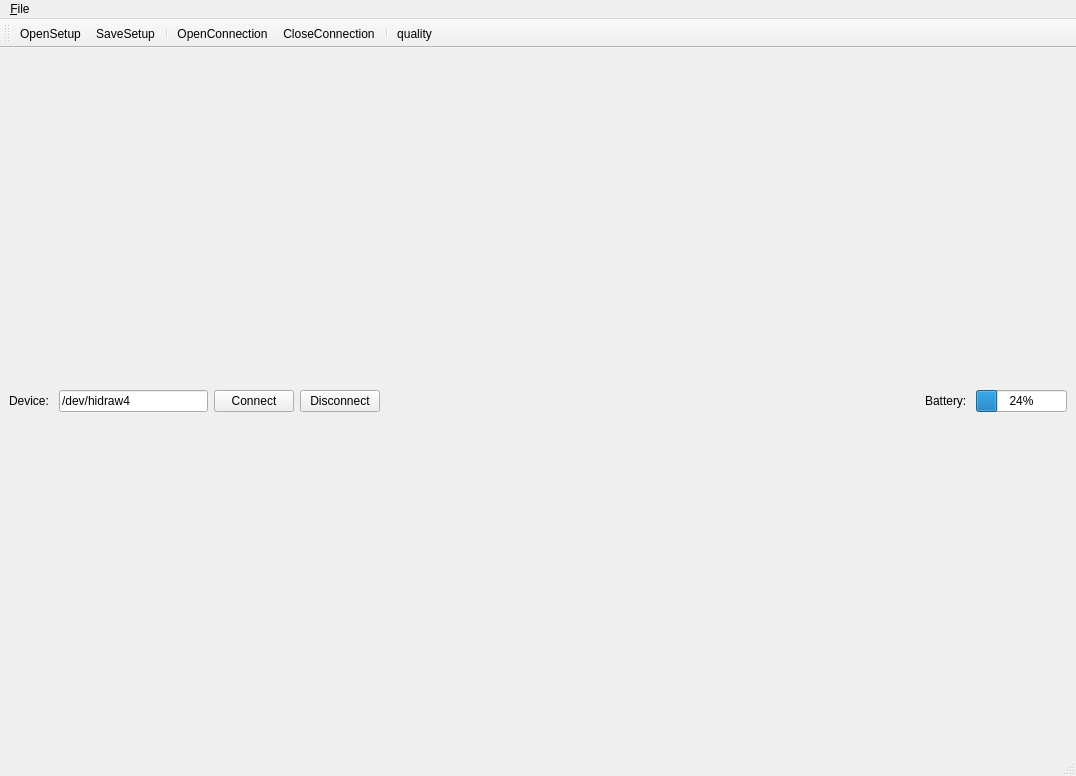
Qt form qtgui/ui/emokit.ui (logsoft/emokit) before a commit.
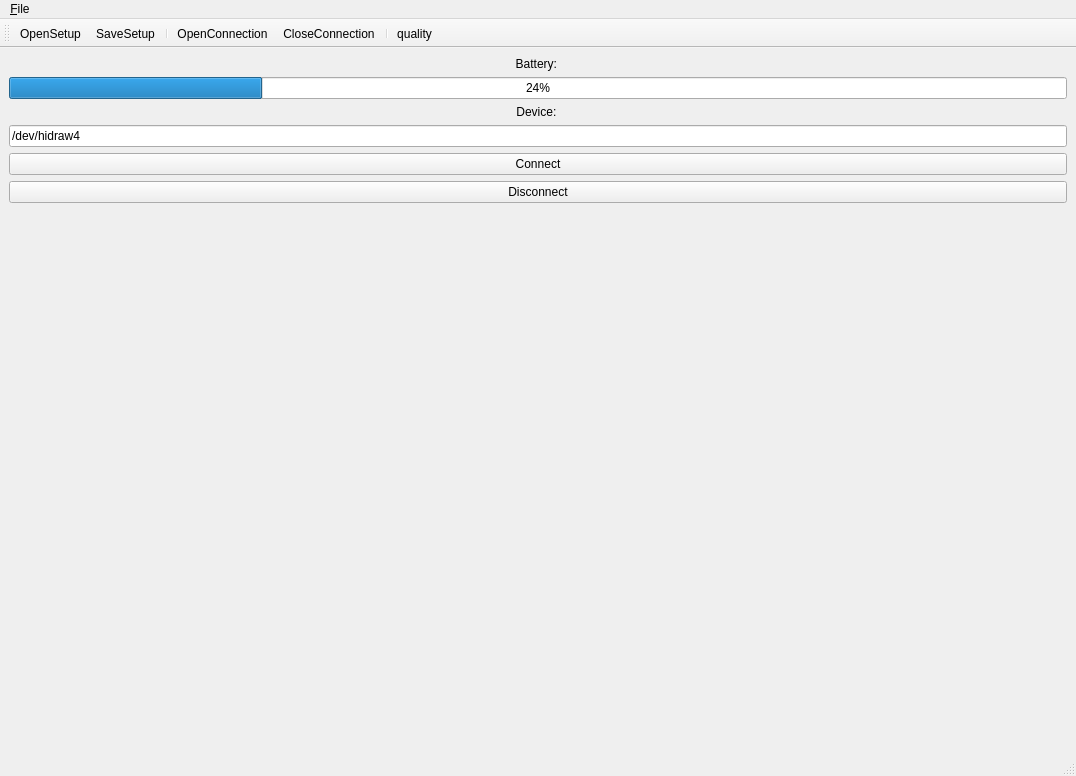
The same form after that commit. Icons and pictures are not drawn.

Commit message: sensor quality widget

What changed in the file:
```diff
--- a/qtgui/ui/emokit.ui
+++ b/qtgui/ui/emokit.ui
@@ -14,10 +14,40 @@
    <string>pyqt epoc by hpl</string>
   </property>
   <widget class="QWidget" name="centralwidget">
-   <layout class="QGridLayout" name="gridLayout_3" rowstretch="0,2">
-    <item row="0" column="0">
-     <layout class="QGridLayout" name="gl_top" columnstretch="0,0,0,0,0,0,0,0">
-      <item row="0" column="1">
+   <layout class="QGridLayout" name="gridLayout" columnstretch="3,0">
+    <item row="0" column="1">
+     <layout class="QVBoxLayout" name="verticalLayout">
+      <item>
+       <layout class="QGridLayout" name="gl_quality"/>
+      </item>
+      <item>
+       <widget class="QLabel" name="label_2">
+        <property name="text">
+         <string>Battery: </string>
+        </property>
+        <property name="alignment">
+         <set>Qt::AlignCenter</set>
+        </property>
+       </widget>
+      </item>
+      <item>
+       <widget class="QProgressBar" name="progressBar">
+        <property name="value">
+         <number>24</number>
+        </property>
+       </widget>
+      </item>
+      <item>
+       <widget class="QLabel" name="label">
+        <property name="text">
+         <string>Device: </string>
+        </property>
+        <property name="alignment">
+         <set>Qt::AlignCenter</set>
+        </property>
+       </widget>
+      </item>
+      <item>
        <widget class="QLineEdit" name="lEdev">
         <property name="minimumSize">
          <size>
@@ -36,54 +66,33 @@
         </property>
        </widget>
       </item>
-      <item row="0" column="3">
+      <item>
        <widget class="QPushButton" name="pBconnect">
         <property name="text">
          <string>Connect</string>
         </property>
        </widget>
       </item>
-      <item row="0" column="0">
-       <widget class="QLabel" name="label">
-        <property name="text">
-         <string>Device: </string>
-        </property>
-       </widget>
-      </item>
-      <item row="0" column="4">
+      <item>
        <widget class="QPushButton" name="pBdisconnect">
         <property name="text">
          <string>Disconnect</string>
         </property>
        </widget>
       </item>
-      <item row="0" column="7">
-       <widget class="QProgressBar" name="progressBar">
-        <property name="value">
-         <number>24</number>
-        </property>
-       </widget>
-      </item>
-      <item row="0" column="5">
-       <spacer name="horizontalSpacer_2">
+      <item>
+       <spacer name="verticalSpacer">
         <property name="orientation">
-         <enum>Qt::Horizontal</enum>
+         <enum>Qt::Vertical</enum>
         </property>
         <property name="sizeHint" stdset="0">
          <size>
-          <width>938</width>
-          <height>20</height>
+          <width>20</width>
+          <height>40</height>
          </size>
         </property>
        </spacer>
       </item>
-      <item row="0" column="6">
-       <widget class="QLabel" name="label_2">
-        <property name="text">
-         <string>Battery: </string>
-        </property>
-       </widget>
-      </item>
      </layout>
     </item>
     <item row="1" column="0">
```
Left out of the diff: 2 changed lines with no effect on the pictures. The commit also changes 4 other files.
